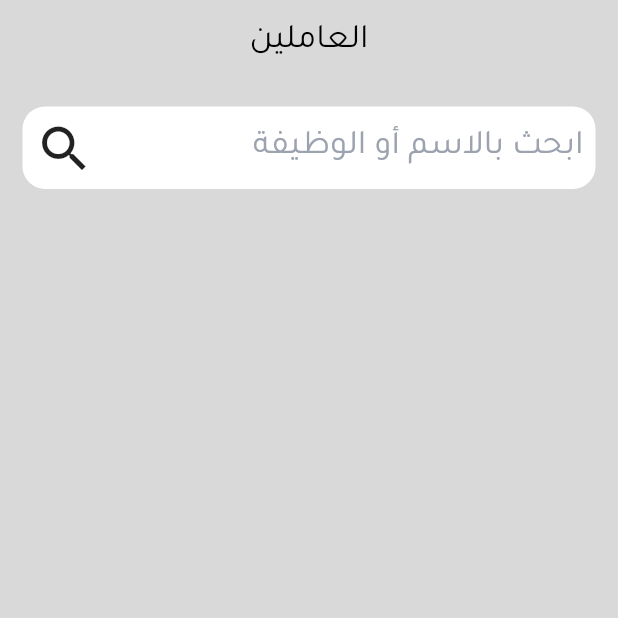
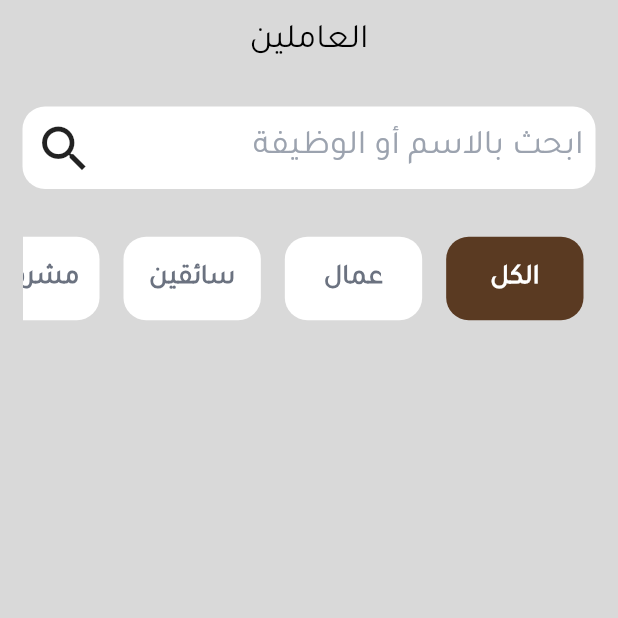
Before and after one commit to gamal8686/apg_2026, a Flutter app: the screen it shows after launch, on a phone screen of 412 x 824 dp, the top half of it. Run offline on Flutter 3.47's test engine with Material 3 defaults, Android fonts, the phone set to English and light mode, and no system bars; our stand-ins replace cached_network_image, flutter_screenutil, flutter_svg, lottie, pin_code_fields, shared_preferences and 1 more.

Commit message:
add listview

```diff
--- a/lib/pages/employer.dart
+++ b/lib/pages/employer.dart
@@ -4,8 +4,24 @@ import 'package:flutter_screenutil/flutter_screenutil.dart';
 
 import '../core/components/app_search.dart';
 
-class EmployerView extends StatelessWidget {
+class EmployerView extends StatefulWidget {
   const EmployerView({super.key});
+
+  @override
+  State<EmployerView> createState() => _EmployerViewState();
+}
+
+class _EmployerViewState extends State<EmployerView> {
+  final List<Model> models = [
+    Model('الكل'),
+    Model('عمال'),
+    Model('سائقين'),
+    Model('مشرفين'),
+    Model('إداريين'),
+    Model('ميكانيكي'),
+  ];
+  int isSelected = 0;
+  int selectedIndex = 0;
 
   @override
   Widget build(BuildContext context) {
@@ -25,10 +41,66 @@ class EmployerView extends StatelessWidget {
       ),
       body: SingleChildScrollView(
         padding: EdgeInsetsDirectional.all(15),
-        child: Column(children: [
-          AppSearch(),
-        ],),
+        child: Column(
+          children: [
+            AppSearch(),
+            SizedBox(height: 20.h),
+            SizedBox(
+              height: 60.h,
+              child: ListView.builder(
+                scrollDirection: Axis.horizontal,
+                physics: ClampingScrollPhysics(),
+                shrinkWrap: true,
+                itemCount: models.length,
+                itemBuilder: (context, index) {
+                  bool isSelected = index == selectedIndex;
+                  return Padding(
+                    padding: const EdgeInsets.all(8.0),
+                    child: GestureDetector(
+                      onTap: () {
+                        setState(() {
+                          isSelected = !isSelected;
+                          selectedIndex = index;
+                        });
+                      },
+                      child: Container(
+                        height: 40.h,
+                        width: 80.w,
+                        decoration: BoxDecoration(
+                          color: isSelected
+                              ? Color(0xff5A3A22)
+                              : Color(0xffFFFFFF),
+                          borderRadius: BorderRadius.circular(15),
+                        ),
+                        child: Center(
+                          child: Text(
+                            models[index].name,
+                            style: TextStyle(
+                              color: isSelected
+                                  ? Colors.white
+                                  : Color(0xff6B7280),
+                              fontSize: 16.sp,
+                              fontWeight: FontWeight.w600,
+                              fontFamily: 'Cairo',
+                            ),
+                          ),
+                        ),
+                      ),
+                    ),
+                  );
+                  ;
+                },
+              ),
+            ),
+          ],
+        ),
       ),
     );
   }
 }
+
+class Model {
+  String name;
+
+  Model(this.name);
+}
```
